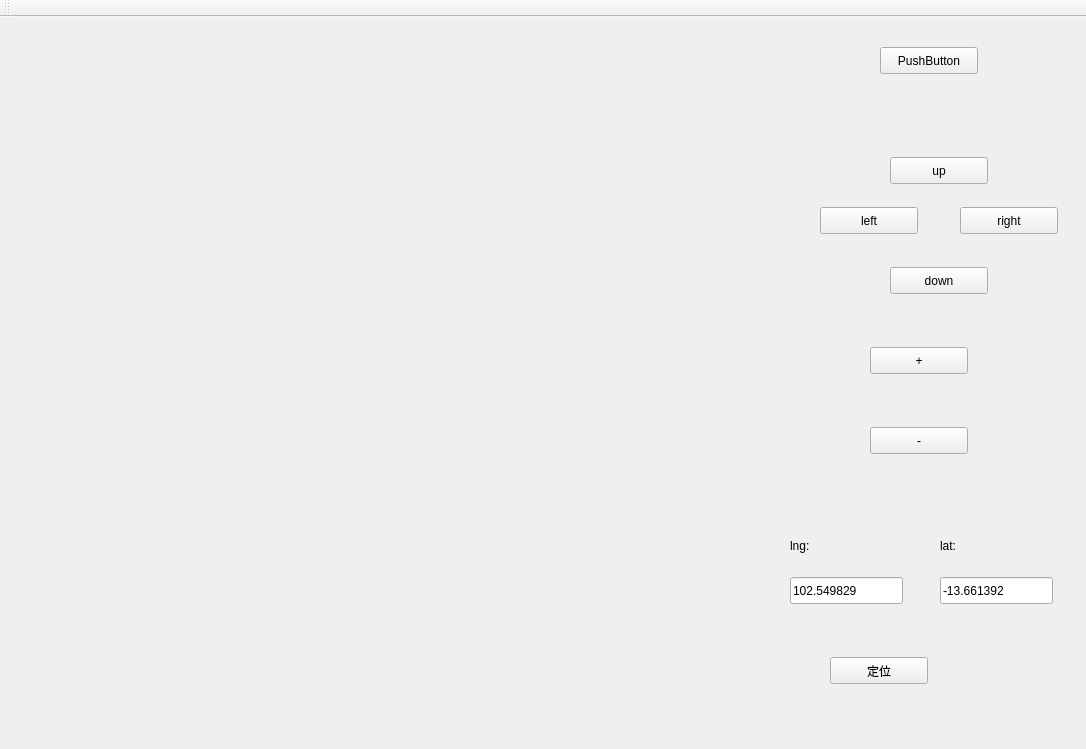
First picture: the form in mainwindow.ui, repository zhangxuran11/GPSMapDemo, before the edit.
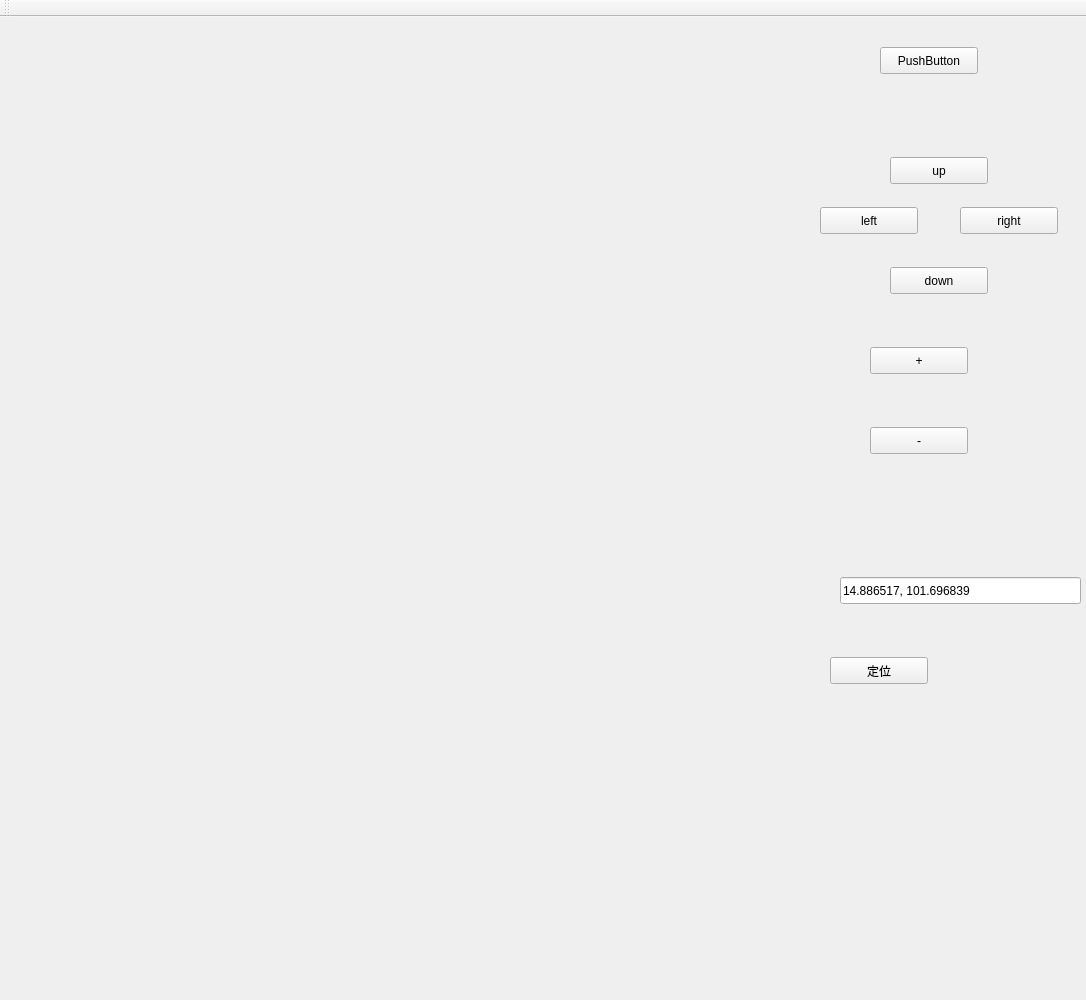
Second picture: the form after the edit.

Patch:
```diff
--- a/mainwindow.ui
+++ b/mainwindow.ui
@@ -7,7 +7,7 @@
     <x>0</x>
     <y>0</y>
     <width>1086</width>
-    <height>749</height>
+    <height>1000</height>
    </rect>
   </property>
   <property name="windowTitle">
@@ -118,53 +118,14 @@
    <widget class="QLineEdit" name="line_lng">
     <property name="geometry">
      <rect>
-      <x>790</x>
+      <x>840</x>
       <y>560</y>
-      <width>113</width>
+      <width>241</width>
       <height>27</height>
      </rect>
     </property>
     <property name="text">
-     <string>102.549829</string>
-    </property>
-   </widget>
-   <widget class="QLineEdit" name="line_lat">
-    <property name="geometry">
-     <rect>
-      <x>940</x>
-      <y>560</y>
-      <width>113</width>
-      <height>27</height>
-     </rect>
-    </property>
-    <property name="text">
-     <string>-13.661392</string>
-    </property>
-   </widget>
-   <widget class="QLabel" name="label">
-    <property name="geometry">
-     <rect>
-      <x>790</x>
-      <y>520</y>
-      <width>66</width>
-      <height>17</height>
-     </rect>
-    </property>
-    <property name="text">
-     <string>lng:</string>
-    </property>
-   </widget>
-   <widget class="QLabel" name="label_2">
-    <property name="geometry">
-     <rect>
-      <x>940</x>
-      <y>520</y>
-      <width>66</width>
-      <height>17</height>
-     </rect>
-    </property>
-    <property name="text">
-     <string>lat:</string>
+     <string>14.886517, 101.696839</string>
     </property>
    </widget>
    <widget class="QPushButton" name="push_dw">
```
Left out of the diff: 10 changed lines with no effect on the pictures.
